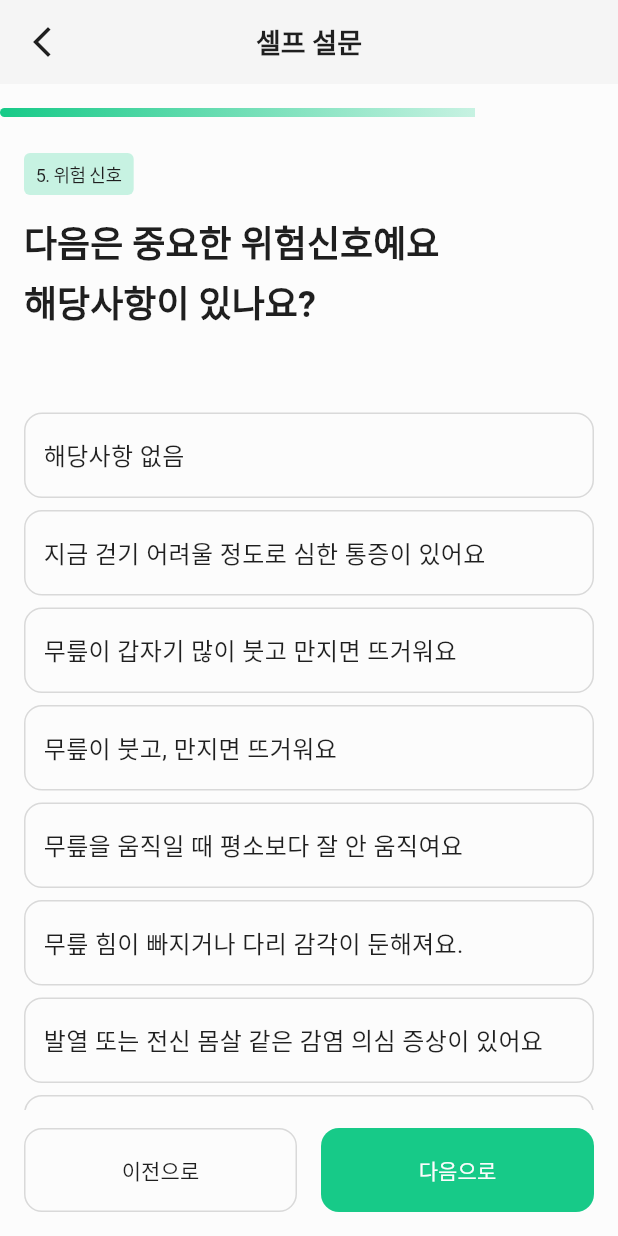
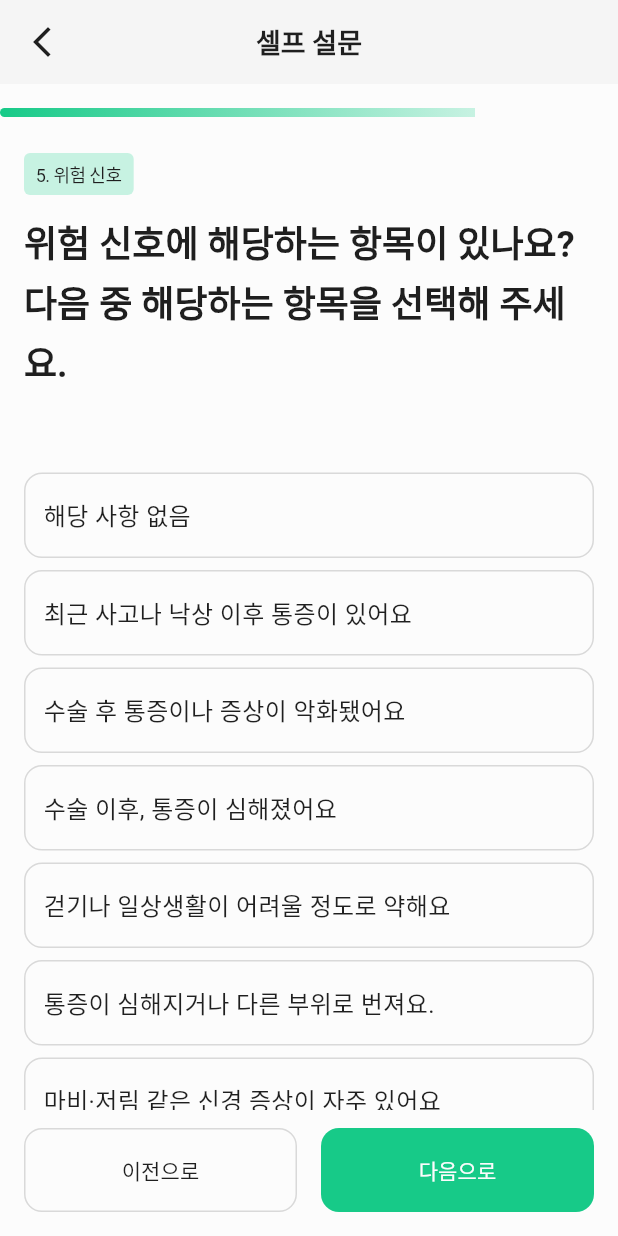
Before and after one commit to MEDILUX-club/DDUDUK, a Flutter app: the SurveyStep5WorkoutExpScreen widget shown alone on an empty page, opened directly, on a phone screen of 412 x 824 dp. Run offline on Flutter 3.47's test engine with Material 3 defaults, Android fonts, the phone set to English and light mode, and no system bars; our stand-ins replace flutter_svg, syncfusion_flutter_sliders; missing offline and left inert: syncfusion_flutter_core; Roboto replaces fonts that are missing (Pretendard); statements that could not run were skipped.

Commit message:
feat:survey_UI_step5까지

```diff
--- a/lib/screens/survey/survey_step3_pain_level_screen.dart
+++ b/lib/screens/survey/survey_step3_pain_basic_screen.dart
@@ -1,6 +1,6 @@
 import 'package:flutter/material.dart';
 import 'package:dduduk_app/layouts/survey_layout.dart';
-import 'package:dduduk_app/screens/survey/survey_step4_lifestyle_screen.dart';
+import 'package:dduduk_app/screens/survey/survey_step4_pain_detail_screen.dart';
 import 'package:dduduk_app/theme/app_colors.dart';
 import 'package:dduduk_app/theme/app_dimens.dart';
 import 'package:dduduk_app/theme/app_text_styles.dart';
--- a/lib/screens/survey/survey_step4_lifestyle_screen.dart
+++ b/lib/screens/survey/survey_step4_pain_detail_screen.dart
@@ -1,6 +1,6 @@
 import 'package:flutter/material.dart';
 import 'package:dduduk_app/layouts/survey_layout.dart';
-import 'package:dduduk_app/screens/survey/survey_step5_workout_exp_screen.dart';
+import 'package:dduduk_app/screens/survey/survey_step5_red_flags_screen.dart';
 import 'package:dduduk_app/theme/app_colors.dart';
 import 'package:dduduk_app/theme/app_dimens.dart';
 import 'package:dduduk_app/theme/app_text_styles.dart';
--- a/lib/screens/survey/survey_step5_workout_exp_screen.dart
+++ b/lib/screens/survey/survey_step5_red_flags_screen.dart
@@ -1,7 +1,8 @@
 import 'package:flutter/material.dart';
 import 'package:dduduk_app/layouts/survey_layout.dart';
-import 'package:dduduk_app/screens/survey/survey_step6_preferred_time_screen.dart';
+import 'package:dduduk_app/screens/survey/survey_step6_result_screen.dart';
 import 'package:dduduk_app/theme/app_dimens.dart';
+import 'package:dduduk_app/widgets/survey/alert_modal.dart';
 import 'package:dduduk_app/widgets/survey/pain_since_options.dart';
 
 class SurveyStep5WorkoutExpScreen extends StatefulWidget {
@@ -17,22 +18,31 @@ class _SurveyStep5WorkoutExpScreenState
   String? _selectedRisk;
 
   static const List<String> _riskOptions = [
-    '해당사항 없음',
-    '지금 걷기 어려울 정도로 심한 통증이 있어요',
-    '무릎이 갑자기 많이 붓고 만지면 뜨거워요',
-    '무릎이 붓고, 만지면 뜨거워요',
-    '무릎을 움직일 때 평소보다 잘 안 움직여요',
-    '무릎 힘이 빠지거나 다리 감각이 둔해져요.',
-    '발열 또는 전신 몸살 같은 감염 의심 증상이 있어요',
-    '종아리나 다리가 심하게 붓고,\n통증이 찌르듯이 심해요',
+    '해당 사항 없음',
+    '최근 사고나 낙상 이후 통증이 있어요',
+    '수술 후 통증이나 증상이 악화됐어요',
+    '수술 이후, 통증이 심해졌어요',
+    '걷기나 일상생활이 어려울 정도로 약해요',
+    '통증이 심해지거나 다른 부위로 번져요.',
+    '마비·저림 같은 신경 증상이 자주 있어요',
+    '다른 전신 질환을 알고 있거나\n복용 중인 약물이 있어요',
   ];
+
+  Future<void> _showRiskAlert(String value) async {
+    setState(() => _selectedRisk = value);
+    await showDialog<void>(
+      context: context,
+      barrierDismissible: true,
+      builder: (_) => AlertModal(onConfirm: () => Navigator.of(context).pop()),
+    );
+  }
 
   @override
   Widget build(BuildContext context) {
     return SurveyLayout(
       title:
-          '다음은 중요한 위험신호예요\n'
-          '해당사항이 있나요?',
+          '위험 신호에 해당하는 항목이 있나요?\n'
+          '다음 중 해당하는 항목을 선택해 주세요.',
       description: '',
       stepLabel: '5. 위험 신호',
       currentStep: 5,
@@ -59,9 +69,7 @@ class _SurveyStep5WorkoutExpScreenState
                   const SizedBox(height: AppDimens.space10),
                   PainSinceOptions(
                     selected: _selectedRisk,
-                    onSelect: (value) {
-                      setState(() => _selectedRisk = value);
-                    },
+                    onSelect: _showRiskAlert,
                     options: _riskOptions,
                     trailingSpacing: AppDimens.space4,
                   ),
```
Also changed, not shown: lib/widgets/survey/alert_modal.dart (added, +85 -0 lines), assets/icons/ic_alert.svg (added), lib/screens/survey/survey_step6_result_screen.dart (renamed from lib/screens/survey/survey_step6_preferred_time_screen.dart).
